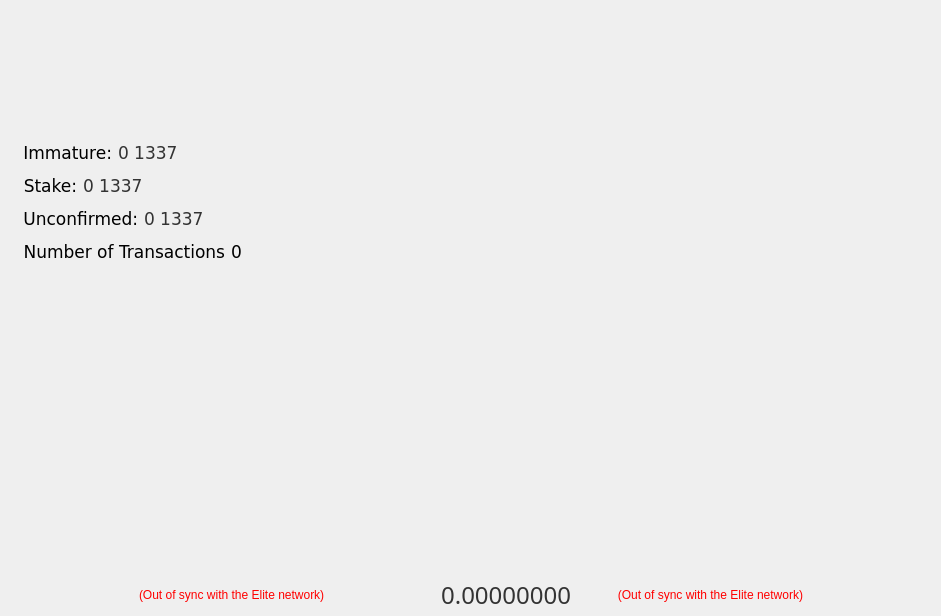
vashshawn/elitecurrencysource, file src/qt/forms/overviewpage.ui: the form before one commit.
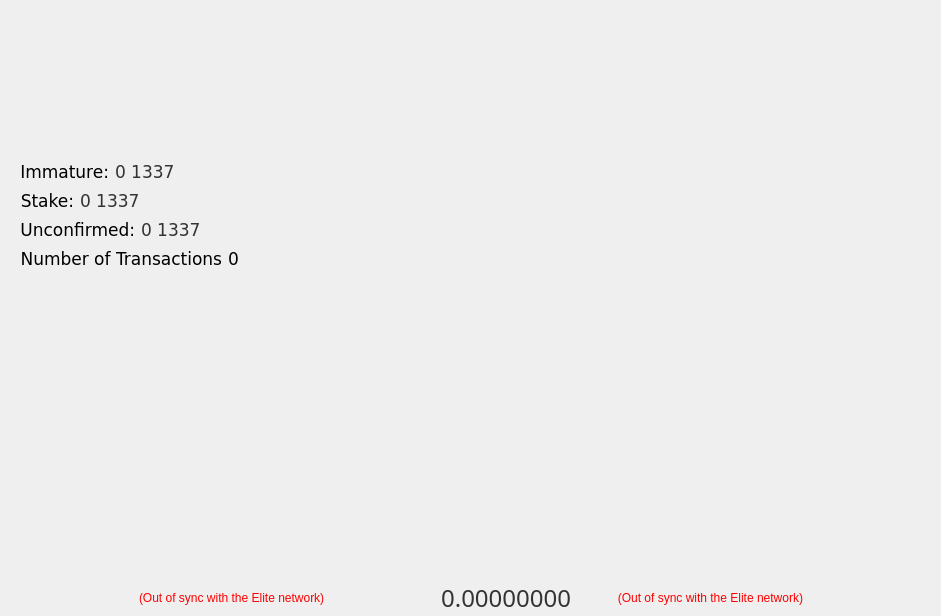
The form after the commit. Icons and pictures are not drawn.

Commit message: overview development frame removal

The edit to the form file:
```diff
--- a/src/qt/forms/overviewpage.ui
+++ b/src/qt/forms/overviewpage.ui
@@ -97,7 +97,7 @@
             <string notr="true">background:transparent;</string>
            </property>
            <property name="frameShape">
-            <enum>QFrame::StyledPanel</enum>
+            <enum>QFrame::NoFrame</enum>
            </property>
            <property name="frameShadow">
             <enum>QFrame::Raised</enum>
@@ -118,7 +118,7 @@
                </size>
               </property>
               <property name="frameShape">
-               <enum>QFrame::StyledPanel</enum>
+               <enum>QFrame::NoFrame</enum>
               </property>
               <property name="frameShadow">
                <enum>QFrame::Raised</enum>
@@ -139,7 +139,7 @@
                <item row="0" column="0">
                 <widget class="QFrame" name="sub_stake_frame">
                  <property name="frameShape">
-                  <enum>QFrame::StyledPanel</enum>
+                  <enum>QFrame::NoFrame</enum>
                  </property>
                  <property name="frameShadow">
                   <enum>QFrame::Raised</enum>
@@ -239,7 +239,7 @@
                </size>
               </property>
               <property name="frameShape">
-               <enum>QFrame::StyledPanel</enum>
+               <enum>QFrame::NoFrame</enum>
               </property>
               <property name="frameShadow">
                <enum>QFrame::Raised</enum>
@@ -260,7 +260,7 @@
                <item row="0" column="0">
                 <widget class="QFrame" name="sub_unconfirmed_frame">
                  <property name="frameShape">
-                  <enum>QFrame::StyledPanel</enum>
+                  <enum>QFrame::NoFrame</enum>
                  </property>
                  <property name="frameShadow">
                   <enum>QFrame::Raised</enum>
@@ -357,7 +357,7 @@
                </size>
               </property>
               <property name="frameShape">
-               <enum>QFrame::StyledPanel</enum>
+               <enum>QFrame::NoFrame</enum>
               </property>
               <property name="frameShadow">
                <enum>QFrame::Raised</enum>
@@ -378,7 +378,7 @@
                <item row="0" column="0">
                 <widget class="QFrame" name="sub_number_txs_frame">
                  <property name="frameShape">
-                  <enum>QFrame::StyledPanel</enum>
+                  <enum>QFrame::NoFrame</enum>
                  </property>
                  <property name="frameShadow">
                   <enum>QFrame::Raised</enum>
@@ -479,7 +479,7 @@
                </size>
               </property>
               <property name="frameShape">
-               <enum>QFrame::StyledPanel</enum>
+               <enum>QFrame::NoFrame</enum>
               </property>
               <property name="frameShadow">
                <enum>QFrame::Raised</enum>
@@ -500,7 +500,7 @@
                <item row="0" column="0">
                 <widget class="QFrame" name="sub_immature_frame">
                  <property name="frameShape">
-                  <enum>QFrame::StyledPanel</enum>
+                  <enum>QFrame::NoFrame</enum>
                  </property>
                  <property name="frameShadow">
                   <enum>QFrame::Raised</enum>
@@ -616,7 +616,7 @@
             <string notr="true">background:transparent;</string>
            </property>
            <property name="frameShape">
-            <enum>QFrame::StyledPanel</enum>
+            <enum>QFrame::NoFrame</enum>
            </property>
            <property name="frameShadow">
             <enum>QFrame::Raised</enum>
@@ -748,7 +748,7 @@
          <string notr="true">background:transparent;</string>
         </property>
         <property name="frameShape">
-         <enum>QFrame::StyledPanel</enum>
+         <enum>QFrame::NoFrame</enum>
         </property>
         <property name="frameShadow">
          <enum>QFrame::Raised</enum>
@@ -851,7 +851,7 @@
                     </size>
                    </property>
                    <property name="frameShape">
-                    <enum>QFrame::StyledPanel</enum>
+                    <enum>QFrame::NoFrame</enum>
                    </property>
                    <property name="frameShadow">
                     <enum>QFrame::Raised</enum>
@@ -954,7 +954,7 @@
          <string notr="true">background:transparent;</string>
         </property>
         <property name="frameShape">
-         <enum>QFrame::StyledPanel</enum>
+         <enum>QFrame::NoFrame</enum>
         </property>
         <property name="frameShadow">
          <enum>QFrame::Raised</enum>
@@ -972,10 +972,13 @@
             <string notr="true">background:transparent;</string>
            </property>
            <property name="frameShape">
-            <enum>QFrame::StyledPanel</enum>
+            <enum>QFrame::NoFrame</enum>
            </property>
            <property name="frameShadow">
-            <enum>QFrame::Raised</enum>
+            <enum>QFrame::Plain</enum>
+           </property>
+           <property name="lineWidth">
+            <number>0</number>
            </property>
            <layout class="QGridLayout" name="gridLayout_11">
             <property name="topMargin">
@@ -990,10 +993,13 @@
                <string notr="true">background:transparent;</string>
               </property>
               <property name="frameShape">
-               <enum>QFrame::StyledPanel</enum>
+               <enum>QFrame::NoFrame</enum>
               </property>
               <property name="frameShadow">
-               <enum>QFrame::Raised</enum>
+               <enum>QFrame::Plain</enum>
+              </property>
+              <property name="lineWidth">
+               <number>0</number>
               </property>
               <layout class="QGridLayout" name="gridLayout_4">
                <property name="topMargin">
@@ -1092,10 +1098,13 @@
                <item row="1" column="0">
                 <widget class="QFrame" name="frame_17">
                  <property name="frameShape">
-                  <enum>QFrame::StyledPanel</enum>
+                  <enum>QFrame::NoFrame</enum>
                  </property>
                  <property name="frameShadow">
-                  <enum>QFrame::Raised</enum>
+                  <enum>QFrame::Plain</enum>
+                 </property>
+                 <property name="lineWidth">
+                  <number>0</number>
                  </property>
                  <layout class="QGridLayout" name="gridLayout_17">
                   <property name="topMargin">
```
The commit also changes 1 other file.
